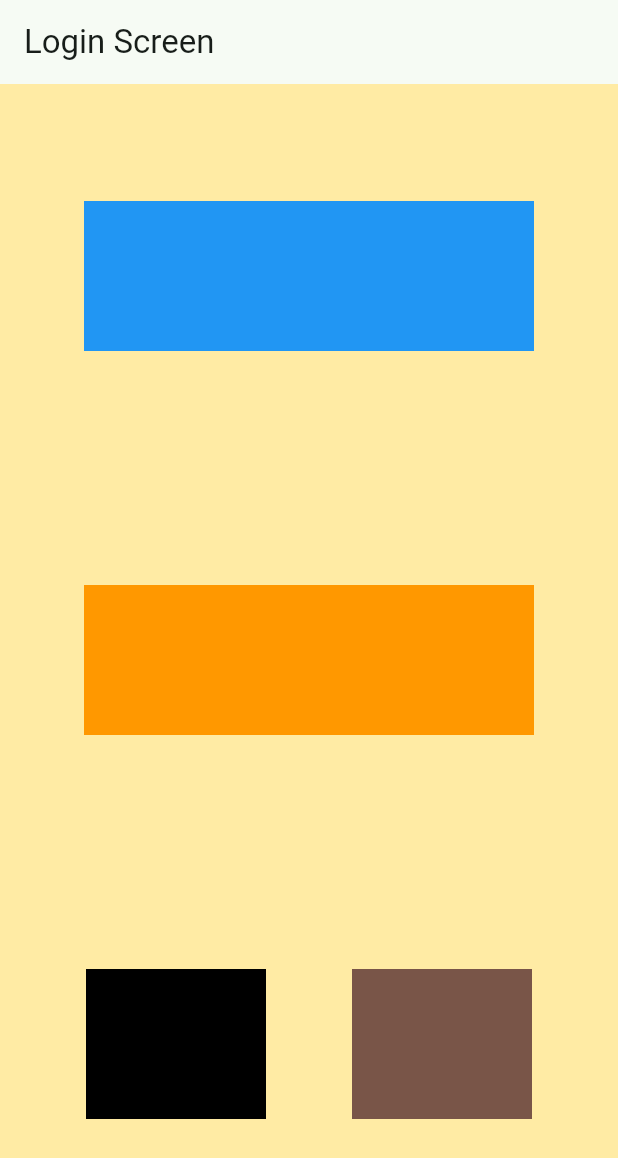
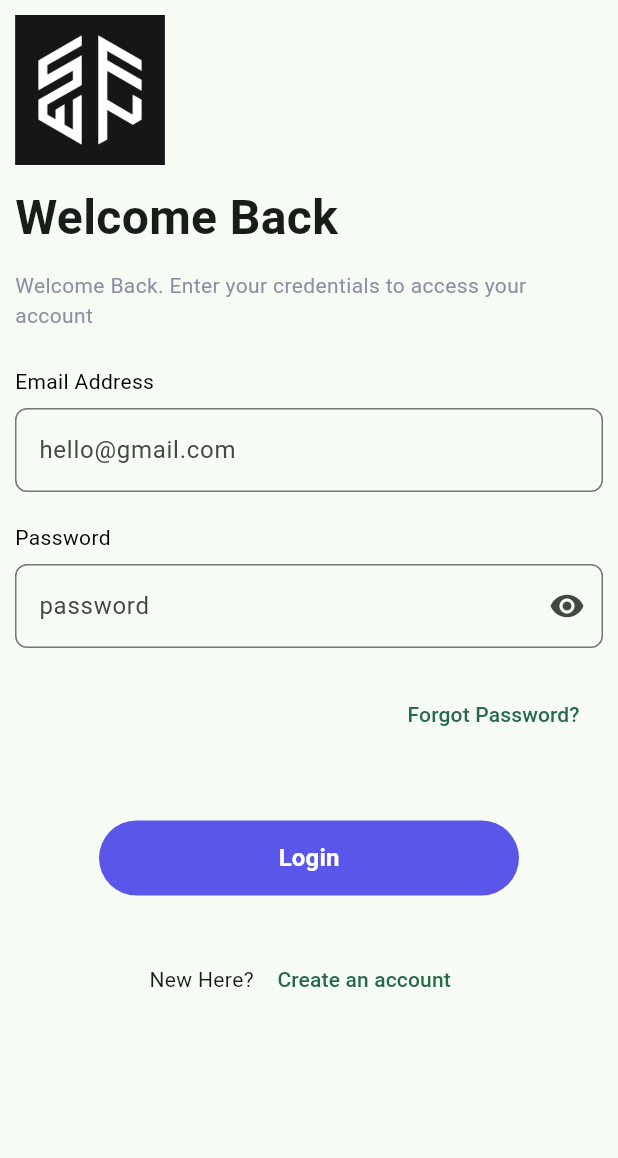
Before and after one commit to safwanishere/app, a Flutter app: the screen it shows after launch, on a phone screen of 412 x 824 dp. Shown: the top 1158 px of the screen. Run offline on Flutter 3.47's test engine with Material 3 defaults, Android fonts, the phone set to English and light mode, and no system bars.

Commit message:
Login Page

```diff
--- a/lib/LoginScreen.dart
+++ b/lib/LoginScreen.dart
@@ -1,49 +1,127 @@
 import 'package:flutter/material.dart';
 
+// ignore: must_be_immutable
 class LoginScreen extends StatelessWidget {
-  const LoginScreen({super.key});
+  LoginScreen({super.key});
+
+	bool isVisibilityOff = false;
 
   @override
   Widget build(BuildContext context) {
     return Scaffold(
-      appBar: AppBar(title: Text("Login Screen")),
 			body: Container(
-				color: Color.fromARGB(255, 255, 235, 164),
 			width: MediaQuery.of(context).size.width,
 			height: MediaQuery.of(context).size.height,
+			margin: EdgeInsets.all(10),
       child: Column(
-          mainAxisAlignment: MainAxisAlignment.spaceAround,
-          crossAxisAlignment: CrossAxisAlignment.center,
-          children:[
-            Container(
-              color: Colors.blue,
-              width: 300,
-              height: 100
+        children: [
+          // Profile Image
+          Column(
+            mainAxisAlignment: MainAxisAlignment.start,
+            crossAxisAlignment: CrossAxisAlignment.start,
+            children: [
+              Image.asset("assets/logo.png", height: 100, width: 100),
+              const SizedBox(height: 12,),
+
+              // Welcome Back text
+              const Text("Welcome Back", style: TextStyle(
+                fontSize: 32,
+                fontWeight: FontWeight.w600
+              ),),
+              const SizedBox(height: 12,),
+
+              // Paragraph text
+              					const Text("Welcome Back. Enter your credentials to access your account",
+              						style: TextStyle(
+              							fontSize: 14,
+              							fontWeight: FontWeight.w400,
+              							color: Color.fromRGBO(138, 144, 162, 1)
+              					)),
+              const SizedBox( height: 24 ),
+
+              					// Email Input
+              					const Text("Email Address", style: TextStyle(
+              							fontSize: 14,
+              							fontWeight: FontWeight.w400,
+              							color: Colors.black
+              					)),
+              const SizedBox( height: 8 ),
+
+              					TextFormField(
+              						decoration: InputDecoration(
+              							hintText: "hello@gmail.com",
+              							border: OutlineInputBorder(
+              								borderRadius: BorderRadius.circular(8)
+              					))),
+              					const SizedBox( height: 20 ),
+
+              // Password Input
+              					const Text("Password", style: TextStyle(
+              							fontSize: 14,
+              							fontWeight: FontWeight.w400,
+              							color: Colors.black
+              					)),
+              const SizedBox( height: 8 ),
+
+              					TextFormField(
+                obscureText: isVisibilityOff,
+              						decoration: InputDecoration(
+              							hintText: "password",
+                  suffixIcon: InkWell(
+                    onTap: (){
+                      if (isVisibilityOff){ isVisibilityOff=false; }
+                      else{ isVisibilityOff = true; }
+                    },
+                    child: isVisibilityOff ?
+                    const Icon(Icons.visibility_off) :
+                    const Icon(Icons.visibility),
                   ),
-            Container(
-              color: Colors.orange,
-              width: 300,
-              height: 100
+              							border: OutlineInputBorder(
+              								borderRadius: BorderRadius.circular(8)
+              					))),
+              					const SizedBox( height: 20 ),
+            ],
           ),
+
           Row(
-              mainAxisAlignment: MainAxisAlignment.spaceEvenly,
-              crossAxisAlignment: CrossAxisAlignment.center,
+            mainAxisAlignment: MainAxisAlignment.end,
             children: [
-                Container(
-                  color: Colors.black,
-                  width: 120,
-                  height: 100
+              TextButton(onPressed: (){}, child: Text("Forgot Password? "),),
+            ],
           ),
-                Container(
-                  color: Colors.brown,
-                  width: 120,
-                  height: 100
+          const SizedBox(height: 39),
+
+          TextButton(
+            onPressed: (){},
+            child: Container(
+              decoration: BoxDecoration(
+                color: const Color.fromRGBO(89, 86, 233, 1),
+                borderRadius: BorderRadius.circular(100)
               ),
-              ],
+              width: 280,
+              height: 50,
+              alignment: Alignment.center,
+              child: const Text("Login", style: TextStyle(
+                fontSize: 16,
+                fontWeight: FontWeight.w600,
+                color: Colors.white
+              ),)
+            ),
+          ),
+          const SizedBox( height:  24),
+
+						// Create an account
+						Row(
+              mainAxisAlignment: MainAxisAlignment.center,
+              children: [
+							const Text("New Here? "),
+							TextButton(onPressed: () {},
+								child: Text("Create an account")
 							)
+						])
         ]
       )
-			),
+			)
     );
   }
 }
--- a/lib/main.dart
+++ b/lib/main.dart
@@ -12,7 +12,7 @@ class MyApp extends StatelessWidget {
     return MaterialApp(
       title: 'Flutter Demo',
       routes : {
-				"/login":(context) => const LoginScreen()
+				"/login":(context) => LoginScreen()
 			},
 			initialRoute: "/login",
       theme: ThemeData(
--- a/pubspec.yaml
+++ b/pubspec.yaml
@@ -59,9 +59,8 @@ flutter:
   uses-material-design: true
 
   # To add assets to your application, add an assets section, like this:
-  # assets:
-  #   - images/a_dot_burr.jpeg
-  #   - images/a_dot_ham.jpeg
+  assets:
+    - assets/logo.png
 
   # An image asset can refer to one or more resolution-specific "variants", see
   # https://flutter.dev/assets-and-images/#resolution-aware
```
Also changed, not shown: assets/logo.png (added). Lines whose indentation alone changed are shown as unchanged.
